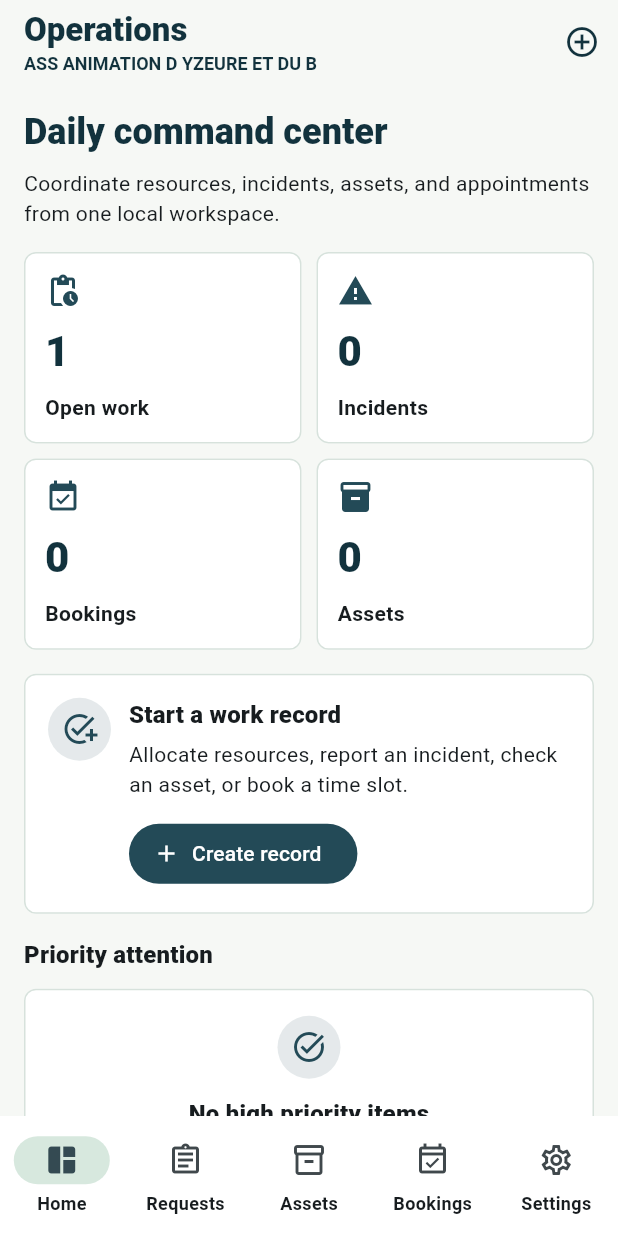
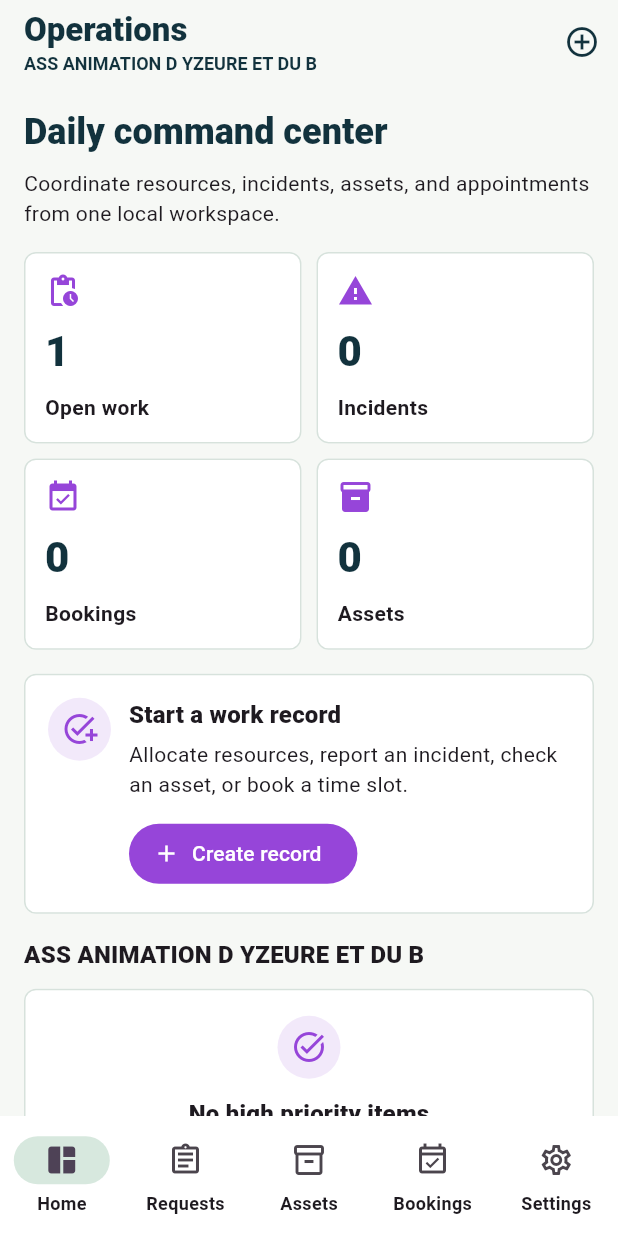
Before and after one commit to EOOrga/68d9d11a1299230338ee90ab, a Flutter app: the screen it shows after launch, on a phone screen of 412 x 824 dp. Run offline on Flutter 3.47's test engine with Material 3 defaults, Android fonts, the phone set to English and light mode, and no system bars; our stand-ins replace shared_preferences.

Commit message:
Create Flutter variant com.tazi.militao

```diff
--- a/lib/main.dart
+++ b/lib/main.dart
@@ -17,8 +17,8 @@
 
   @override
   Widget build(BuildContext context) {
-    const primary = Color(0xFF234A57);
-    const secondary = Color(0xFFB86A3E);
+    const primary = Color(0xFF9645D9);
+    const secondary = Color(0xFFD945D1);
     const surface = Color(0xFFF6F8F5);
 
     final scheme =
@@ -327,7 +327,7 @@
         ActionPanel(onCreate: onCreate),
         const SizedBox(height: 16),
         SectionHeader(
-          title: 'Priority attention',
+          title: 'ASS ANIMATION D YZEURE ET DU B',
           actionLabel: urgent.isEmpty ? null : '${urgent.length} active',
         ),
         if (urgent.isEmpty)
--- a/pubspec.yaml
+++ b/pubspec.yaml
@@ -1,4 +1,4 @@
-name: ass_ops_yzeure
+name: militao
 description: "Local operations workspace for ASS ANIMATION D YZEURE ET DU B."
 publish_to: 'none'
 version: 1.0.0+1
@@ -23,8 +23,8 @@
   ios: false
   image_path: "docs/icon.png"
   min_sdk_android: 23
-  adaptive_icon_background: "#f6f8f5"
-  adaptive_icon_foreground: "docs/icon.png"
+  adaptive_icon_background: "#D94588"
+  adaptive_icon_foreground: docs/icon.png
 
 flutter:
   uses-material-design: true
```
Also changed, not shown: docs/icon.png, 12 other files.
